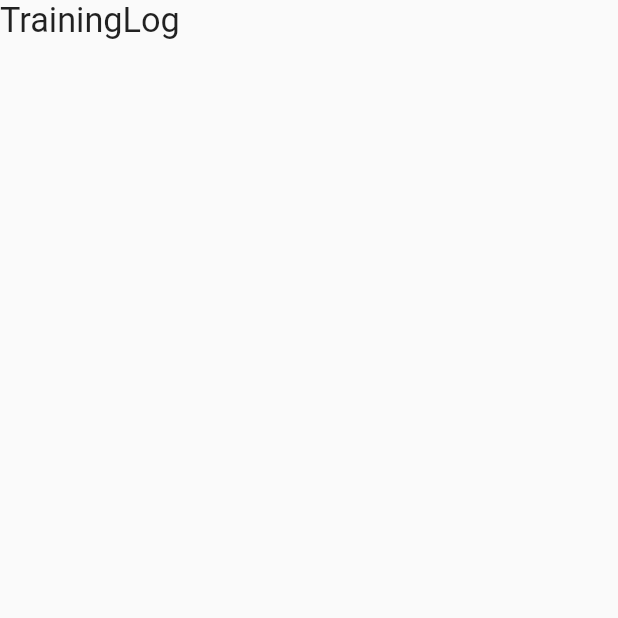
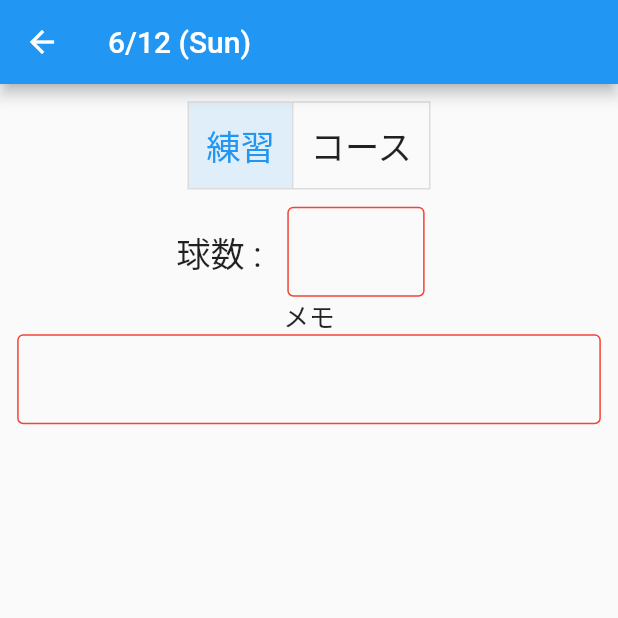
Before and after one commit to solevin/training_note, a Flutter app: the TrainingLogPage screen opened directly, on a phone screen of 412 x 824 dp, the top half of it. Run offline on Flutter 3.47's test engine with Material 2 defaults, Android fonts, the phone set to English and light mode, and no system bars; our stand-ins replace flutter_screenutil, hooks_riverpod, table_calendar.

Commit message:
#3:練習記録入力フォーム作成

```diff
--- /dev/null
+++ b/lib/calendar/calendar_page_view.dart
@@ -0,0 +1,9 @@
+import 'package:hooks_riverpod/hooks_riverpod.dart';
+import 'dart:collection';
+import 'package:table_calendar/table_calendar.dart';
+import 'package:training_note/calendar/calendar_page.dart';
+
+final focusProvider = StateProvider<DateTime>((ref) => DateTime.now());
+final selectedProvider = StateProvider<DateTime>((ref) => DateTime.now());
+final preEventProvider = StateProvider<Map<DateTime, List>>((ref) => {});
+final isSelectedProvider = StateProvider<List<bool>>((ref) => [true, false]);
--- a/lib/calendar/training_log_page.dart
+++ b/lib/calendar/training_log_page.dart
@@ -1,6 +1,8 @@
 import 'package:flutter/material.dart';
 import 'package:flutter_screenutil/flutter_screenutil.dart';
+import 'package:training_note/calendar/calendar_page_view.dart';
 import 'package:hooks_riverpod/hooks_riverpod.dart';
+import 'package:intl/intl.dart';
 
 final indexProvider = StateProvider<int>((ref) => 0);
 
@@ -14,13 +16,153 @@ class TrainingLogPage extends HookConsumerWidget {
   const TrainingLogPage({Key? key}) : super(key: key);
   @override
   Widget build(BuildContext context, WidgetRef ref) {
+    DateTime selectedDay = ref.watch(selectedProvider);
+    List<bool> isSelected = ref.watch(isSelectedProvider);
+    final pageTitle = Text(DateFormat('M/d (E)').format(selectedDay));
     return Scaffold(
-      body: Container(
-        child: Text(
-          'TrainingLog',
-          style: TextStyle(fontSize: 20.sp),
-        ),
+      appBar: AppBar(title: pageTitle),
+      body: Column(
+        children: [
+          isPractice(ref, isSelected),
+          isSelected[0] == true ? ballQuantity() : score(),
+          memo(),
+        ],
       ),
     );
   }
 }
+
+Widget isPractice(WidgetRef ref, List<bool> isSelected) {
+  return Padding(
+    padding: EdgeInsets.all(10.r),
+    child: Center(
+      child: ToggleButtons(
+        isSelected: isSelected,
+        onPressed: (index) {
+          List<bool> tmpList = [];
+          for (int i = 0; i < isSelected.length; i++) {
+            if (index == i) {
+              tmpList.add(true);
+            } else {
+              tmpList.add(false);
+            }
+          }
+          ref.read(isSelectedProvider.notifier).state = tmpList;
+        },
+        children: [
+          Padding(
+            padding: EdgeInsets.all(10.r),
+            child: Text(
+              '練習',
+              style: TextStyle(fontSize: 20.sp),
+            ),
+          ),
+          Padding(
+            padding: EdgeInsets.all(10.r),
+            child: Text(
+              'コース',
+              style: TextStyle(fontSize: 20.sp),
+            ),
+          ),
+        ],
+      ),
+    ),
+  );
+}
+
+Widget memo() {
+  return Column(
+    children: [
+      Text(
+        'メモ',
+        style: TextStyle(fontSize: 15.sp),
+      ),
+      Padding(
+        padding: EdgeInsets.fromLTRB(10.w, 0, 10.w, 0),
+        child: TextField(
+          style: TextStyle(fontSize: 15.sp),
+          keyboardType: TextInputType.multiline,
+          maxLines: null,
+          decoration: const InputDecoration(
+            enabledBorder: OutlineInputBorder(
+              borderSide: BorderSide(color: Colors.red),
+            ),
+            focusedBorder: OutlineInputBorder(
+              borderSide: BorderSide(color: Colors.blue),
+            ),
+          ),
+        ),
+      ),
+    ],
+  );
+}
+
+Widget ballQuantity() {
+  return Column(
+    children: [
+      Row(
+        mainAxisAlignment: MainAxisAlignment.center,
+        children: [
+          Text(
+            '球数 : ',
+            style: TextStyle(fontSize: 20.sp),
+          ),
+          Padding(
+            padding: EdgeInsets.fromLTRB(10.w, 0, 10.w, 0),
+            child: SizedBox(
+              width: 80.w,
+              child: TextField(
+                style: TextStyle(fontSize: 15.sp),
+                keyboardType: TextInputType.number,
+                // inputFormatters: [FilteringTextInputFormatter.digitsOnly],
+                decoration: const InputDecoration(
+                  enabledBorder: OutlineInputBorder(
+                    borderSide: BorderSide(color: Colors.red),
+                  ),
+                  focusedBorder: OutlineInputBorder(
+                    borderSide: BorderSide(color: Colors.blue),
+                  ),
+                ),
+              ),
+            ),
+          ),
+        ],
+      ),
+    ],
+  );
+}
+
+Widget score() {
+  return Column(
+    children: [
+      Row(
+        mainAxisAlignment: MainAxisAlignment.center,
+        children: [
+          Text(
+            'スコア : ',
+            style: TextStyle(fontSize: 20.sp),
+          ),
+          Padding(
+            padding: EdgeInsets.fromLTRB(10.w, 0, 10.w, 0),
+            child: SizedBox(
+              width: 80.w,
+              child: TextField(
+                style: TextStyle(fontSize: 15.sp),
+                keyboardType: TextInputType.number,
+                // inputFormatters: [FilteringTextInputFormatter.digitsOnly],
+                decoration: const InputDecoration(
+                  enabledBorder: OutlineInputBorder(
+                    borderSide: BorderSide(color: Colors.red),
+                  ),
+                  focusedBorder: OutlineInputBorder(
+                    borderSide: BorderSide(color: Colors.blue),
+                  ),
+                ),
+              ),
+            ),
+          ),
+        ],
+      ),
+    ],
+  );
+}
--- a/pubspec.yaml
+++ b/pubspec.yaml
@@ -37,6 +37,7 @@ dependencies:
   flutter_screenutil: ^5.5.3+2
   hooks_riverpod: ^1.0.4
   table_calendar: ^3.0.6
+  intl: ^0.17.0
 
 dev_dependencies:
   flutter_test:
```
Also changed, not shown: lib/calendar/calendar_page.dart (+47 -4 lines), pubspec.lock.
